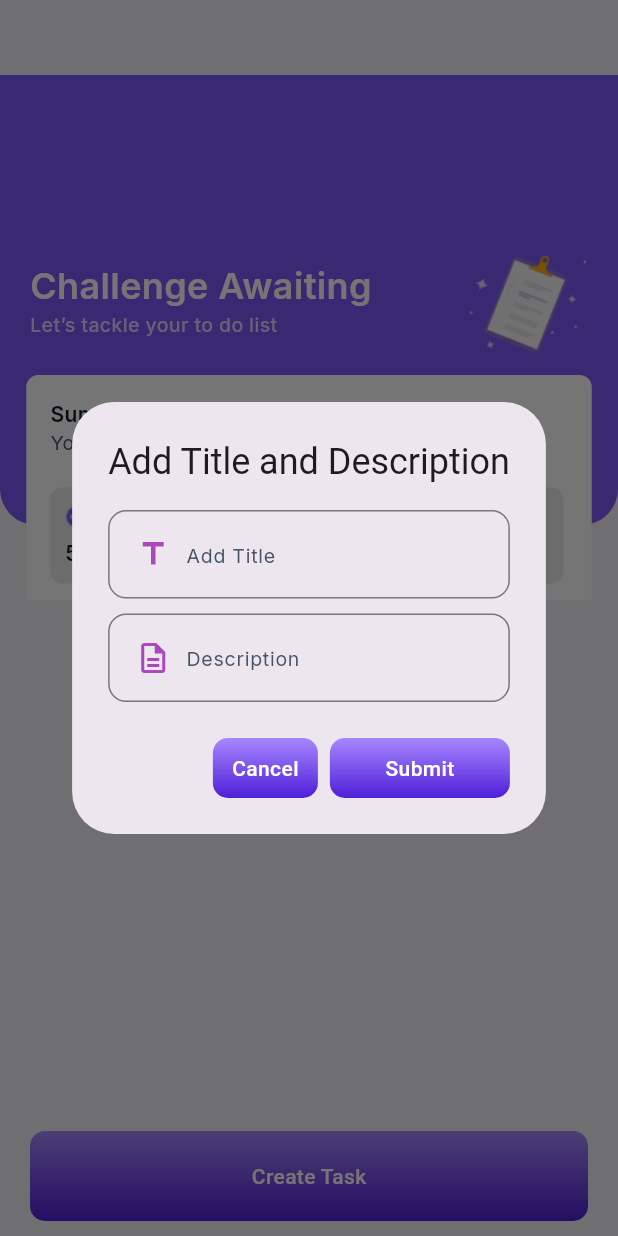
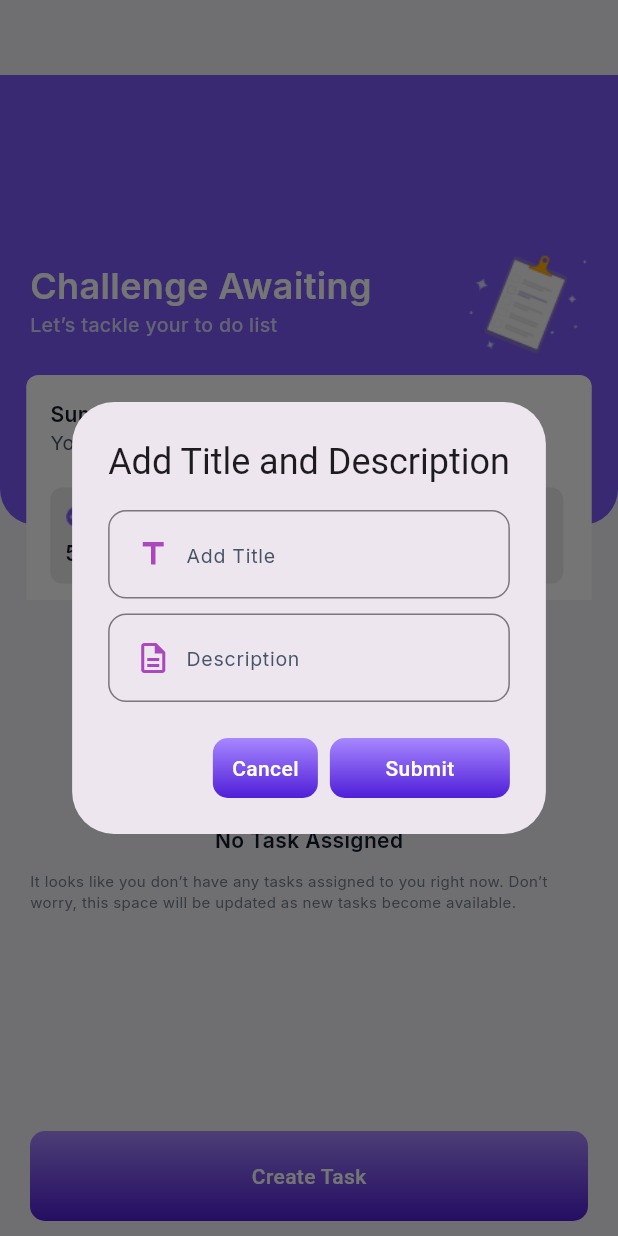
Before and after one commit to Shaown292/binary_fusion_task, a Flutter app: the screen it shows after launch, after a tap on "Create Task", on a phone screen of 412 x 824 dp. Run offline on Flutter 3.47's test engine with Material 3 defaults, Android fonts, the light colour scheme and no system bars; our stand-ins replace google_fonts, hive, hive_flutter; accounts and stored records are empty.

Commit message:
just need some final touch

```diff
--- a/lib/constant/app_text_style.dart
+++ b/lib/constant/app_text_style.dart
@@ -14,6 +14,12 @@ class AppTextStyle{
     fontSize: 14,
     fontWeight: FontWeight.w600,
     color: Color(0xFF101828),
+
+  );
+  static  TextStyle inter10w400Grey = GoogleFonts.inter(
+    fontSize: 10,
+    fontWeight: FontWeight.w400,
+    color: Color(0xFF777F8C),
 
   );
   static  TextStyle inter24w600White = GoogleFonts.inter(
--- a/lib/constant/custom_button.dart
+++ b/lib/constant/custom_button.dart
@@ -5,8 +5,10 @@ class CustomButton extends StatelessWidget {
   final Function()? onTap;
   final double? height;
   final double? width;
+  final Color? color;
+  final LinearGradient? linearGradient;
 
-  const CustomButton({super.key, required this.onTap, required this.titleText, this.height, this.width});
+  const CustomButton({super.key, required this.onTap, required this.titleText, this.height, this.width, this.color, this.linearGradient});
 
   @override
   Widget build(BuildContext context) {
@@ -17,7 +19,8 @@ class CustomButton extends StatelessWidget {
         width: width ?? double.infinity,
         decoration: BoxDecoration(
           borderRadius: BorderRadius.circular(10),
-          gradient: LinearGradient(
+          color: color,
+          gradient: linearGradient ?? LinearGradient(
             colors: [Color(0xFFA787FF), Color(0xFF4F1ED8),],
             begin: Alignment.topCenter,
             end: Alignment.bottomCenter,
--- a/lib/constant/custom_text_field.dart
+++ b/lib/constant/custom_text_field.dart
@@ -2,13 +2,13 @@ import 'package:binary_fusion_task/constant/app_text_style.dart';
 import 'package:flutter/material.dart';
 
 class CustomTextField extends StatelessWidget {
-  final IconData iconData;
+  final IconData? iconData;
   final String hintText;
   final TextEditingController controller;
   final bool obscureText;
 
   const CustomTextField(
-      {super.key, required this.iconData, required this.hintText, required this.controller, this.obscureText = false});
+      {super.key,  this.iconData, required this.hintText, required this.controller, this.obscureText = false});
 
   @override
   Widget build(BuildContext context) {
--- a/lib/screens/home_screen.dart
+++ b/lib/screens/home_screen.dart
@@ -1,7 +1,6 @@
 import 'package:binary_fusion_task/constant/custom_button.dart';
 import 'package:binary_fusion_task/constant/custom_text_field.dart';
 import 'package:flutter/material.dart';
-import 'package:hive/hive.dart';
 import 'package:hive_flutter/adapters.dart';
 
 import '../constant/app_text_style.dart';
@@ -47,7 +46,8 @@ class HomeScreen extends StatelessWidget {
             ),
             CustomButton(
               onTap: () async {
-                final note = Note(title: titleController.text,
+                final note = Note(
+                  title: titleController.text,
                   description: descriptionController.text,
                   status: "pending", // default
                 );
@@ -60,7 +60,6 @@ class HomeScreen extends StatelessWidget {
               height: 40,
               width: 120,
             ),
-
           ],
         );
       },
@@ -74,34 +73,47 @@ class HomeScreen extends StatelessWidget {
 
     showDialog(
       context: context,
-      builder: (_) => AlertDialog(
+      builder:
+          (_) => AlertDialog(
             title: Text("Edit Note"),
             content: SingleChildScrollView(
               child: Column(
                 mainAxisSize: MainAxisSize.min,
                 children: [
-              TextField(
+                  CustomTextField(
+                    hintText: "Title",
                     controller: titleController,
-                decoration: InputDecoration(labelText: "Title"),
+                    iconData: Icons.title_outlined,
                   ),
-              TextField(
+                  SizedBox(height: 10),
+                  CustomTextField(
+                    hintText: "Description",
                     controller: descriptionController,
-                decoration: InputDecoration(labelText: "Description"),
+                    iconData: Icons.description_outlined,
                   ),
+                  SizedBox(height: 10),
                   DropdownButtonFormField<String>(
                     value: selectedStatus,
-                items: ["pending", "done"]
-                    .map((status) => DropdownMenuItem(
+                    items:
+                        ["pending", "done", "in progress"]
+                            .map(
+                              (status) => DropdownMenuItem(
                                 value: status,
                                 child: Text(status),
-                ))
+                              ),
+                            )
                             .toList(),
                     onChanged: (value) {
                       if (value != null) {
                         selectedStatus = value;
                       }
                     },
-                decoration: InputDecoration(labelText: "Status"),
+                    decoration: InputDecoration(
+                      labelText: "Status",
+                      border: OutlineInputBorder(
+                        borderRadius: BorderRadius.circular(12),
+                      ),
+                    ),
                   ),
                 ],
               ),
@@ -111,32 +123,27 @@ class HomeScreen extends StatelessWidget {
                 onPressed: () => Navigator.pop(context),
                 child: Text("Cancel"),
               ),
-          ElevatedButton(
-            onPressed: () {
+              CustomButton(
+                onTap: () {
                   note.title = titleController.text;
                   note.description = descriptionController.text;
                   note.status = selectedStatus;
                   note.save(); // Save changes to Hive
                   Navigator.pop(context);
                 },
-            child: Text("Save"),
+                titleText: "Save",
+                width: 80,
+                height: 50,
               ),
             ],
           ),
     );
   }
 
-
   @override
   Widget build(BuildContext context) {
-    final deviceWidth = MediaQuery
-        .of(context)
-        .size
-        .width;
-    final deviceHeight = MediaQuery
-        .of(context)
-        .size
-        .height;
+    final deviceWidth = MediaQuery.of(context).size.width;
+    final deviceHeight = MediaQuery.of(context).size.height;
     return Scaffold(
       backgroundColor: Color(0xFFF1F3F8),
       body: Column(
@@ -192,6 +199,8 @@ class HomeScreen extends StatelessWidget {
                       ),
                     ),
                   ),
+
+                  //// Dummy Data for design purpose only
                   Positioned(
                     bottom: -50,
                     child: Container(
@@ -218,7 +227,6 @@ class HomeScreen extends StatelessWidget {
                           Row(
                             children: [
                               Container(
-
                                 /// Total device width - Total spacing and padding
                                 width: deviceWidth / 3 - 30,
                                 padding: EdgeInsets.all(10),
@@ -343,11 +351,41 @@ class HomeScreen extends StatelessWidget {
                   ),
                 ],
               ),
+
               ValueListenableBuilder(
                 valueListenable: Hive.box<Note>('notes').listenable(),
                 builder: (context, Box<Note> box, _) {
-                  return box.values.isEmpty ? Center(
-                      child: Text('No notes yet.')) : SizedBox(
+                  return box.values.isEmpty
+                      ? Padding(
+                        padding: const EdgeInsets.symmetric(horizontal: 20.0, vertical: 30),
+                        child: Column(
+                          crossAxisAlignment: CrossAxisAlignment.center,
+                          children: [
+                            Container(
+                              height: 90,
+                              width: deviceWidth / 2,
+                              decoration: BoxDecoration(
+                                image: DecorationImage(
+                                  image: AssetImage(
+                                    "assets/images/no_task.png",
+                                  ),
+                                ),
+                              ),
+                            ),
+                            SizedBox(height: 30),
+                            Text(
+                              "No Task Assigned",
+                              style: AppTextStyle.inter14w600Black,
+                            ),
+                            SizedBox(height: 10),
+                            Text(
+                              "It looks like you don’t have any tasks assigned to you right now. Don’t worry, this space will be updated as new tasks become available.",
+                              style: AppTextStyle.inter10w400Grey,
+                            ),
+                          ],
+                        ),
+                      )
+                      : SizedBox(
                         height: deviceHeight - 500,
                         child: ListView.builder(
                           shrinkWrap: true,
@@ -398,12 +436,15 @@ class HomeScreen extends StatelessWidget {
                                           ),
                                           decoration: BoxDecoration(
                                             borderRadius: BorderRadius.circular(
-                                            100),
+                                              100,
+                                            ),
                                             color: Color(0xFFEAECF0),
                                           ),
                                           child: Row(
-                                        crossAxisAlignment: CrossAxisAlignment.center,
-                                        mainAxisAlignment: MainAxisAlignment.center,
+                                            crossAxisAlignment:
+                                                CrossAxisAlignment.center,
+                                            mainAxisAlignment:
+                                                MainAxisAlignment.center,
                                             children: [
                                               Container(
                                                 height: 12,
@@ -419,7 +460,9 @@ class HomeScreen extends StatelessWidget {
                                               SizedBox(width: 5),
                                               Text(
                                                 note!.status.toString(),
-                                            style: AppTextStyle.inter14w600Black,
+                                                style:
+                                                    AppTextStyle
+                                                        .inter14w600Black,
                                               ),
                                             ],
                                           ),
@@ -429,17 +472,19 @@ class HomeScreen extends StatelessWidget {
                                           onTap: () {
                                             showDialog(
                                               context: context,
-                                          builder: (_) =>
-                                              AlertDialog(
+                                              builder:
+                                                  (_) => AlertDialog(
                                                     content: Text(
-                                                    note?.description ??
-                                                        'No Description'),
+                                                      note.description,
+                                                    ),
                                                     actions: [
                                                       TextButton(
-                                                    onPressed: () =>
-                                                        Navigator.pop(context),
+                                                        onPressed:
+                                                            () => Navigator.pop(
+                                                              context,
+                                                            ),
                                                         child: Text("Close"),
-                                                  )
+                                                      ),
                                                     ],
                                                   ),
                                             );
@@ -451,8 +496,8 @@ class HomeScreen extends StatelessWidget {
                                               vertical: 4,
                                             ),
                                             decoration: BoxDecoration(
-                                          borderRadius: BorderRadius.circular(
-                                              100),
+                                              borderRadius:
+                                                  BorderRadius.circular(100),
                                               color: Color(0xFFF95555),
                                             ),
                                             child: Row(
@@ -470,10 +515,10 @@ class HomeScreen extends StatelessWidget {
                                                 ),
                                                 SizedBox(width: 5),
                                                 Text(
-
                                                   ///note?.description ?? ''
                                                   "description",
-                                              style: AppTextStyle
+                                                  style:
+                                                      AppTextStyle
                                                           .inter14w600White,
                                                 ),
                                               ],
@@ -491,19 +536,13 @@ class HomeScreen extends StatelessWidget {
                                     ),
                                     SizedBox(height: 10),
                                     Row(
-                                  mainAxisAlignment: MainAxisAlignment.spaceBetween,
+                                      mainAxisAlignment:
+                                          MainAxisAlignment.spaceBetween,
                                       children: [
-                                    CustomButton(
-                                      onTap: () {
-                                        _showEditForm(context, note);
-                                        },
-                                      titleText: "edit",
-                                      width: 70,
-                                      height: 30,
-                                    ),
                                         Row(
                                           // crossAxisAlignment: CrossAxisAlignment.end,
-                                      mainAxisAlignment: MainAxisAlignment.end,
+                                          mainAxisAlignment:
+                                              MainAxisAlignment.end,
                                           children: [
                                             Container(
                                               height: 16,
@@ -519,9 +558,40 @@ class HomeScreen extends StatelessWidget {
                                             SizedBox(width: 7),
                                             Text(
                                               "27th Sept",
-                                          style: AppTextStyle.inter14w600Black,
+                                              style:
+                                                  AppTextStyle.inter14w600Black,
                                             ),
                                             SizedBox(width: 10),
+                                          ],
+                                        ),
+                                        Row(
+                                          children: [
+                                            CustomButton(
+                                              onTap: () {
+                                                _showEditForm(context, note);
+                                              },
+                                              titleText: "edit",
+                                              width: 70,
+                                              height: 30,
+                                            ),
+                                            SizedBox(width: 20),
+                                            CustomButton(
+                                              onTap: () {
+                                                note.delete(); // Delete the note from Hive
+                                              },
+                                              titleText: "Delete",
+                                              color: Colors.red,
+                                              width: 70,
+                                              height: 30,
+                                              linearGradient: LinearGradient(
+                                                colors: [
+                                                  Colors.red,
+                                                  Colors.redAccent,
+                                                ],
+                                                begin: Alignment.topCenter,
+                                                end: Alignment.bottomCenter,
+                                              ),
+                                            ),
                                           ],
                                         ),
                                       ],
@@ -534,7 +604,6 @@ class HomeScreen extends StatelessWidget {
                         ),
                       );
                 },
-
               ),
             ],
           ),
```
Also changed, not shown: assets/images/no_task.png (added). Lines whose indentation alone changed are shown as unchanged.
